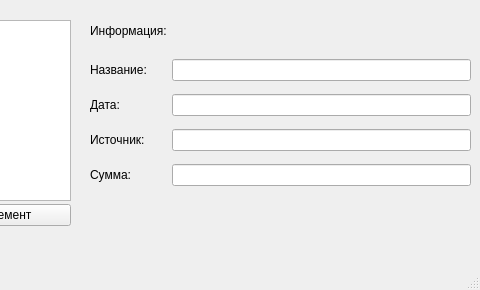
Buartskullar/allab-ki23, file lab2/mainwindow.ui: the form before one commit; both pictures show x 320 to 800 and y 0 to 290 of the 800 by 290 pixel window.
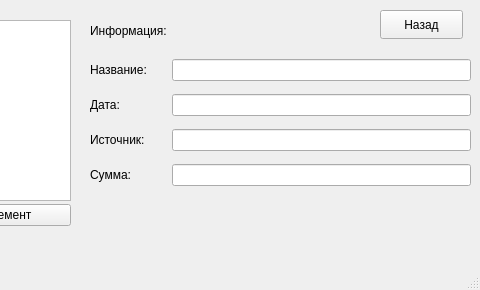
The form after the commit.

The edit to the form file:
```diff
--- a/lab2/mainwindow.ui
+++ b/lab2/mainwindow.ui
@@ -70,7 +70,7 @@
       <x>410</x>
       <y>52</y>
       <width>381</width>
-      <height>141</height>
+      <height>143</height>
      </rect>
     </property>
     <layout class="QVBoxLayout" name="verticalLayout">
@@ -196,7 +196,7 @@
      </item>
     </layout>
    </widget>
-   <widget class="QWidget" name="">
+   <widget class="QWidget" name="layoutWidget">
     <property name="geometry">
      <rect>
       <x>20</x>
@@ -222,6 +222,19 @@
      </item>
     </layout>
    </widget>
+   <widget class="QPushButton" name="buttonBack">
+    <property name="geometry">
+     <rect>
+      <x>700</x>
+      <y>10</y>
+      <width>83</width>
+      <height>29</height>
+     </rect>
+    </property>
+    <property name="text">
+     <string>Назад</string>
+    </property>
+   </widget>
   </widget>
   <widget class="QMenuBar" name="menubar">
    <property name="geometry">
```
